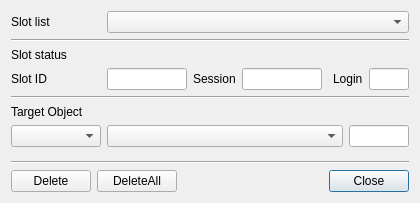
Old version of the form CryptokiMan/del_object_dlg.ui in the repository jykim74/CryptokiMan.
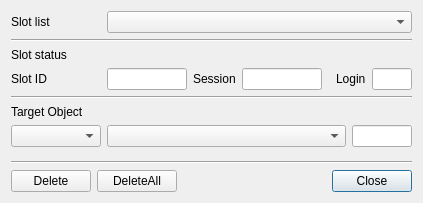
New version of the form.

```diff
--- a/CryptokiMan/del_object_dlg.ui
+++ b/CryptokiMan/del_object_dlg.ui
@@ -6,7 +6,7 @@
    <rect>
     <x>0</x>
     <y>0</y>
-    <width>420</width>
+    <width>423</width>
     <height>203</height>
    </rect>
   </property>
```
Left out of the diff: 9 changed lines with no effect on the pictures.
